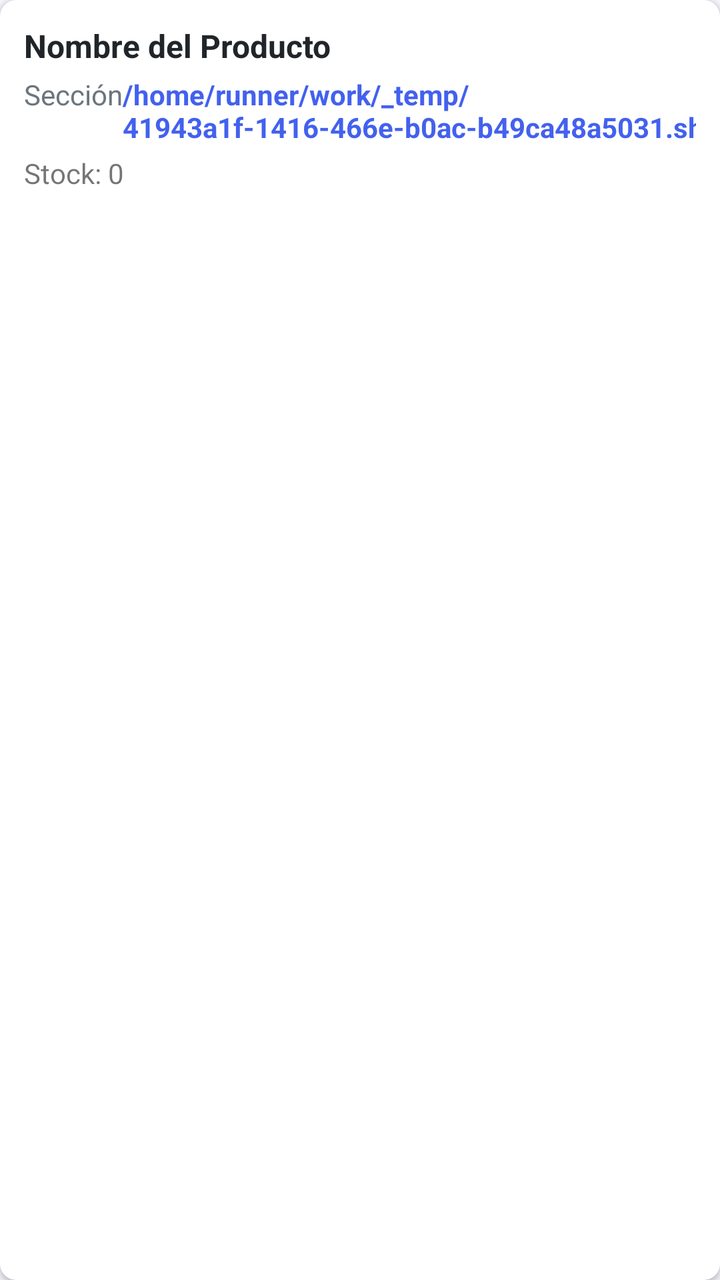
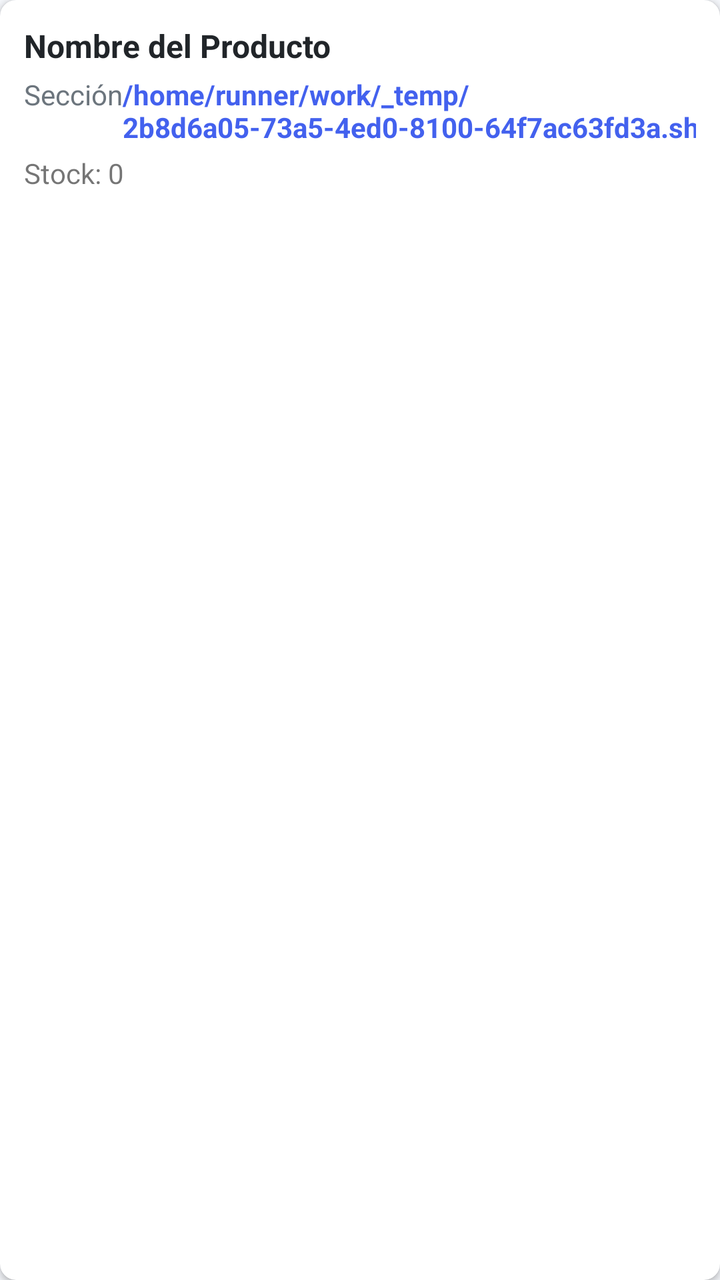

Compare the two renders of this Android layout. The source of the first and the diff that turns it into the second are given below.
<!-- AndroidManifest.xml: application theme Theme.OmniVentas -->
<!-- res/layout/item_producto.xml -->
<?xml version="1.0" encoding="utf-8"?>
<androidx.cardview.widget.CardView xmlns:android="http://schemas.android.com/apk/res/android"
    xmlns:app="http://schemas.android.com/apk/res-auto"
    android:layout_width="match_parent"
    android:layout_height="wrap_content"
    android:layout_marginBottom="8dp"
    app:cardCornerRadius="8dp"
    app:cardElevation="2dp">
    <LinearLayout
        android:layout_width="match_parent"
        android:layout_height="wrap_content"
        android:orientation="vertical"
        android:padding="12dp">
        <TextView
            android:id="@+id/tv_nombre"
            android:layout_width="match_parent"
            android:layout_height="wrap_content"
            android:text="Nombre del Producto"
            android:textSize="16sp"
            android:textStyle="bold"
            android:textColor="@color/dark" />
        <LinearLayout
            android:layout_width="match_parent"
            android:layout_height="wrap_content"
            android:orientation="horizontal"
            android:layout_marginTop="4dp">
            <TextView
                android:id="@+id/tv_seccion"
                android:layout_width="0dp"
                android:layout_height="wrap_content"
                android:layout_weight="1"
                android:text="Sección"
                android:textSize="14sp"
                android:textColor="@color/gray" />
            <TextView
                android:id="@+id/tv_precio"
                android:layout_width="wrap_content"
                android:layout_height="wrap_content"
                android:text="/home/runner/work/_temp/41943a1f-1416-466e-b0ac-b49ca48a5031.sh.00"
                android:textSize="14sp"
                android:textColor="@color/primary"
                android:textStyle="bold" />
        </LinearLayout>
        <TextView
            android:id="@+id/tv_stock"
            android:layout_width="wrap_content"
            android:layout_height="wrap_content"
            android:text="Stock: 0"
            android:textSize="14sp"
            android:layout_marginTop="4dp" />
    </LinearLayout>
</androidx.cardview.widget.CardView>
<!-- resources referenced by this layout -->
<resources>
  <color name="dark">#212529</color>
  <color name="gray">#6C757D</color>
  <color name="primary">#4361EE</color>
  <style name="Theme.OmniVentas" parent="Theme.MaterialComponents.DayNight.NoActionBar">
          <item name="colorPrimary">@color/primary</item>
          <item name="colorPrimaryVariant">@color/primary_dark</item>
          <item name="colorOnPrimary">@color/white</item>
          <item name="colorSecondary">@color/secondary</item>
          <item name="colorOnSecondary">@color/white</item>
          <item name="android:statusBarColor">@color/primary</item>
          <item name="android:windowBackground">@color/light_gray</item>
      </style>
  <color name="primary_dark">#3A56D4</color>
  <color name="white">#FFFFFF</color>
  <color name="secondary">#3F37C9</color>
  <color name="light_gray">#F5F7FB</color>
</resources>

<!-- the commit's change to res/layout/item_producto.xml (unified diff, before → after) -->
@@ -36,7 +36,7 @@
                 android:id="@+id/tv_precio"
                 android:layout_width="wrap_content"
                 android:layout_height="wrap_content"
-                android:text="/home/runner/work/_temp/41943a1f-1416-466e-b0ac-b49ca48a5031.sh.00"
+                android:text="/home/runner/work/_temp/2b8d6a05-73a5-4ed0-8100-64f7ac63fd3a.sh.00"
                 android:textSize="14sp"
                 android:textColor="@color/primary"
                 android:textStyle="bold" />
